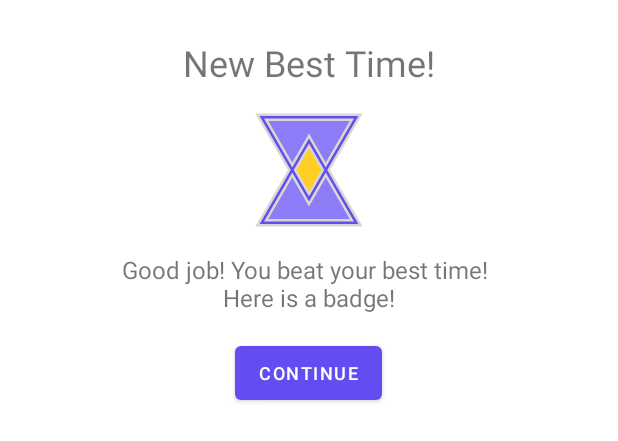
After one commit to aki18-1861529/guess-em-all, an Android app: the layout custom_alert_layout.xml on its own in the app's theme, with its tools: preview values and no code run, on a phone screen of 412 x 824 dp. The commit adds this screen. Shown: the top 441 px of the screen. Run offline under Robolectric (Android 15) with nearby library versions, the phone set to English and light mode, and no system bars.

Commit message:
Add alert dialog for new best time

```diff
--- a/app/src/main/res/layout/activity_pokedex_entry.xml
+++ b/app/src/main/res/layout/activity_pokedex_entry.xml
@@ -178,7 +178,8 @@
             app:layout_constraintBottom_toTopOf="@+id/constraintLayout"
             app:layout_constraintEnd_toEndOf="parent"
             app:layout_constraintStart_toStartOf="parent"
-            app:layout_constraintTop_toTopOf="parent" />
+            app:layout_constraintTop_toTopOf="parent"
+            app:layout_constraintVertical_bias="0.6" />
 
 
     </androidx.constraintlayout.widget.ConstraintLayout>
--- a/app/src/main/res/layout/activity_splash_screen.xml
+++ b/app/src/main/res/layout/activity_splash_screen.xml
@@ -16,5 +16,6 @@
         app:layout_constraintEnd_toEndOf="parent"
         app:layout_constraintStart_toStartOf="parent"
         app:layout_constraintTop_toTopOf="parent"
+        app:layout_constraintVertical_bias="0.43"
         app:srcCompat="@drawable/logo_title" />
 </androidx.constraintlayout.widget.ConstraintLayout>
--- /dev/null
+++ b/app/src/main/res/layout/custom_alert_layout.xml
@@ -0,0 +1,51 @@
+<?xml version="1.0" encoding="utf-8"?>
+<RelativeLayout xmlns:android="http://schemas.android.com/apk/res/android"
+    xmlns:app="http://schemas.android.com/apk/res-auto"
+    xmlns:tools="http://schemas.android.com/tools"
+    android:layout_width="match_parent"
+    android:layout_height="wrap_content">
+
+    <LinearLayout
+        android:layout_width="match_parent"
+        android:layout_height="wrap_content"
+        android:layout_margin="25dp"
+        android:gravity="center"
+        android:orientation="vertical">
+
+        <TextView
+            android:layout_width="wrap_content"
+            android:layout_height="wrap_content"
+            android:text="New Best Time!"
+            android:textSize="24sp" />
+
+        <ImageView
+            android:id="@+id/imageView2"
+            android:layout_width="100dp"
+            android:layout_height="100dp"
+            android:layout_marginTop="5dp"
+            app:srcCompat="@drawable/badge_besttime" />
+
+        <TextView
+            android:layout_width="wrap_content"
+            android:layout_height="wrap_content"
+            android:layout_marginTop="5dp"
+            android:text="Good job! You beat your best time! \nHere is a badge!"
+            android:textAlignment="center"
+            android:textSize="16sp" />
+
+        <Space
+            android:layout_width="match_parent"
+            android:layout_height="15dp" />
+
+        <Button
+            android:id="@+id/dialogDismiss_button"
+            android:layout_width="wrap_content"
+            android:layout_height="wrap_content"
+            android:text="Continue"
+            android:textAllCaps="true"
+            android:textColor="@color/white"
+            android:textSize="12sp"
+            tools:layout_marginBottom="10dp" />
+
+    </LinearLayout>
+</RelativeLayout>
--- a/app/src/main/res/values/colors.xml
+++ b/app/src/main/res/values/colors.xml
@@ -11,4 +11,7 @@
     <color name="teal_700">#FF018786</color>
     <color name="black">#FF000000</color>
     <color name="white">#FFFFFFFF</color>
+    <style name="CustomAlertDialog" parent="Theme.AppCompat.Light.Dialog.Alert">
+        <item name="android:windowBackground">@drawable/rounded_corner</item>
+    </style>
 </resources>
```
Also changed, not shown: app/src/main/java/edu/us/ischool/guessemall/Game.kt (+7 -0 lines), app/src/main/java/edu/us/ischool/guessemall/PokedexEntry.kt (+16 -0 lines), app/src/main/res/drawable/rounded_corner.xml (added, +9 -0 lines).
